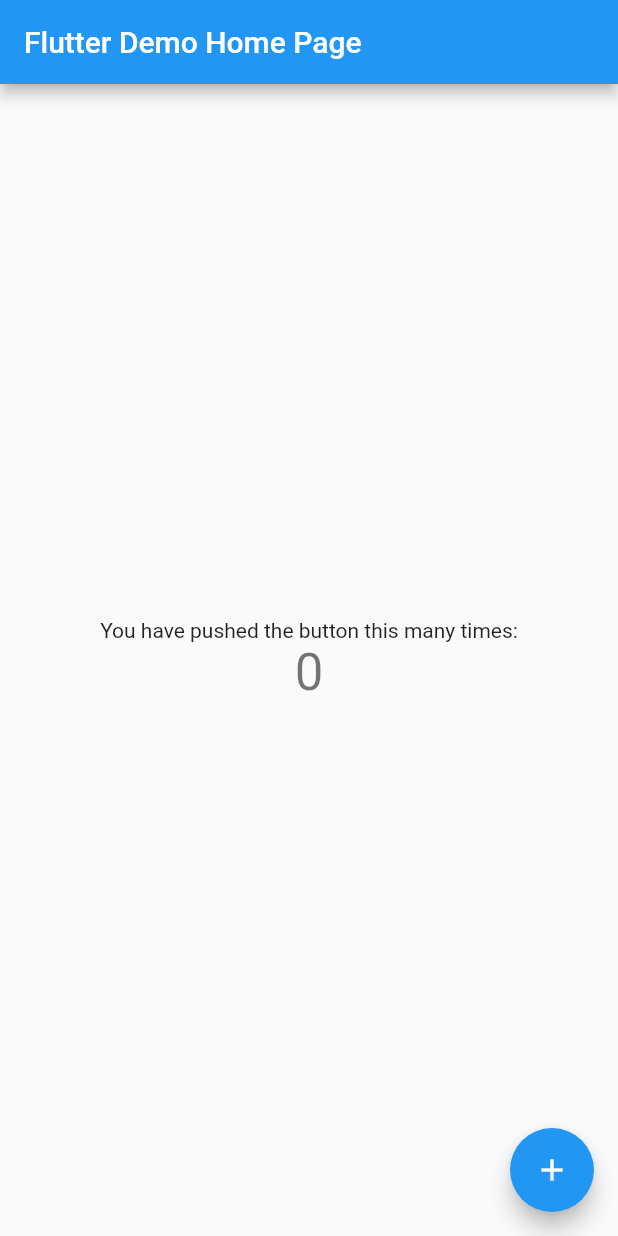
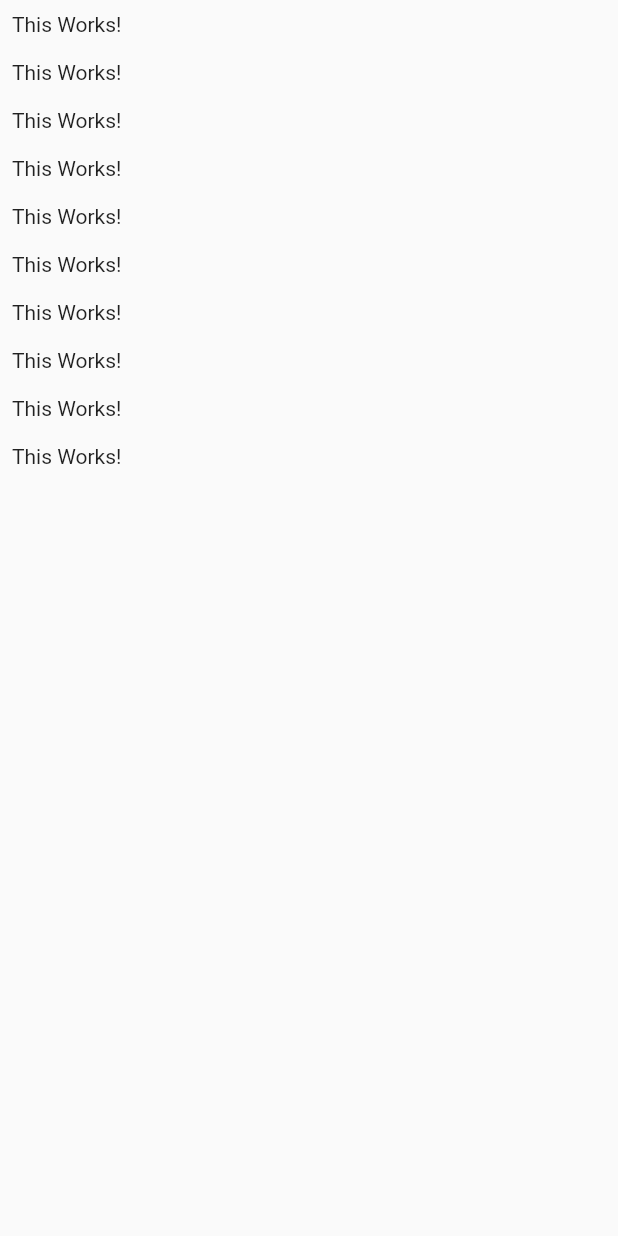
Before and after one commit to JaavierR/chat-app-flutter, a Flutter app: the screen it shows after launch, on a phone screen of 412 x 824 dp. Run offline on Flutter 3.47's test engine with Material 2 defaults, Android fonts, the phone set to English and light mode, and no system bars.

Commit message:
feat: add some blueprint start.

```diff
--- a/lib/main.dart
+++ b/lib/main.dart
@@ -1,4 +1,6 @@
 import 'package:flutter/material.dart';
+
+import './screens/chat_screen.dart';
 
 void main() {
   runApp(MyApp());
@@ -9,109 +11,12 @@ class MyApp extends StatelessWidget {
   @override
   Widget build(BuildContext context) {
     return MaterialApp(
-      title: 'Flutter Demo',
+      title: 'Flutter Chat',
       theme: ThemeData(
-        // This is the theme of your application.
-        //
-        // Try running your application with "flutter run". You'll see the
-        // application has a blue toolbar. Then, without quitting the app, try
-        // changing the primarySwatch below to Colors.green and then invoke
-        // "hot reload" (press "r" in the console where you ran "flutter run",
-        // or simply save your changes to "hot reload" in a Flutter IDE).
-        // Notice that the counter didn't reset back to zero; the application
-        // is not restarted.
         primarySwatch: Colors.blue,
-        // This makes the visual density adapt to the platform that you run
-        // the app on. For desktop platforms, the controls will be smaller and
-        // closer together (more dense) than on mobile platforms.
         visualDensity: VisualDensity.adaptivePlatformDensity,
       ),
-      home: MyHomePage(title: 'Flutter Demo Home Page'),
+      home: ChatScreen(),
     );
   }
 }
-
-class MyHomePage extends StatefulWidget {
-  MyHomePage({Key key, this.title}) : super(key: key);
-
-  // This widget is the home page of your application. It is stateful, meaning
-  // that it has a State object (defined below) that contains fields that affect
-  // how it looks.
-
-  // This class is the configuration for the state. It holds the values (in this
-  // case the title) provided by the parent (in this case the App widget) and
-  // used by the build method of the State. Fields in a Widget subclass are
-  // always marked "final".
-
-  final String title;
-
-  @override
-  _MyHomePageState createState() => _MyHomePageState();
-}
-
-class _MyHomePageState extends State<MyHomePage> {
-  int _counter = 0;
-
-  void _incrementCounter() {
-    setState(() {
-      // This call to setState tells the Flutter framework that something has
-      // changed in this State, which causes it to rerun the build method below
-      // so that the display can reflect the updated values. If we changed
-      // _counter without calling setState(), then the build method would not be
-      // called again, and so nothing would appear to happen.
-      _counter++;
-    });
-  }
-
-  @override
-  Widget build(BuildContext context) {
-    // This method is rerun every time setState is called, for instance as done
-    // by the _incrementCounter method above.
-    //
-    // The Flutter framework has been optimized to make rerunning build methods
-    // fast, so that you can just rebuild anything that needs updating rather
-    // than having to individually change instances of widgets.
-    return Scaffold(
-      appBar: AppBar(
-        // Here we take the value from the MyHomePage object that was created by
-        // the App.build method, and use it to set our appbar title.
-        title: Text(widget.title),
-      ),
-      body: Center(
-        // Center is a layout widget. It takes a single child and positions it
-        // in the middle of the parent.
-        child: Column(
-          // Column is also a layout widget. It takes a list of children and
-          // arranges them vertically. By default, it sizes itself to fit its
-          // children horizontally, and tries to be as tall as its parent.
-          //
-          // Invoke "debug painting" (press "p" in the console, choose the
-          // "Toggle Debug Paint" action from the Flutter Inspector in Android
-          // Studio, or the "Toggle Debug Paint" command in Visual Studio Code)
-          // to see the wireframe for each widget.
-          //
-          // Column has various properties to control how it sizes itself and
-          // how it positions its children. Here we use mainAxisAlignment to
-          // center the children vertically; the main axis here is the vertical
-          // axis because Columns are vertical (the cross axis would be
-          // horizontal).
-          mainAxisAlignment: MainAxisAlignment.center,
-          children: <Widget>[
-            Text(
-              'You have pushed the button this many times:',
-            ),
-            Text(
-              '$_counter',
-              style: Theme.of(context).textTheme.headline4,
-            ),
-          ],
-        ),
-      ),
-      floatingActionButton: FloatingActionButton(
-        onPressed: _incrementCounter,
-        tooltip: 'Increment',
-        child: Icon(Icons.add),
-      ), // This trailing comma makes auto-formatting nicer for build methods.
-    );
-  }
-}
--- /dev/null
+++ b/lib/screens/chat_screen.dart
@@ -0,0 +1,16 @@
+import 'package:flutter/material.dart';
+
+class ChatScreen extends StatelessWidget {
+  @override
+  Widget build(BuildContext context) {
+    return Scaffold(
+      body: ListView.builder(
+        itemCount: 10,
+        itemBuilder: (context, index) => Container(
+          padding: const EdgeInsets.all(8.0),
+          child: Text('This Works!'),
+        ),
+      ),
+    );
+  }
+}
```
Also changed, not shown: lib/screens/auth_screen.dart (added).
